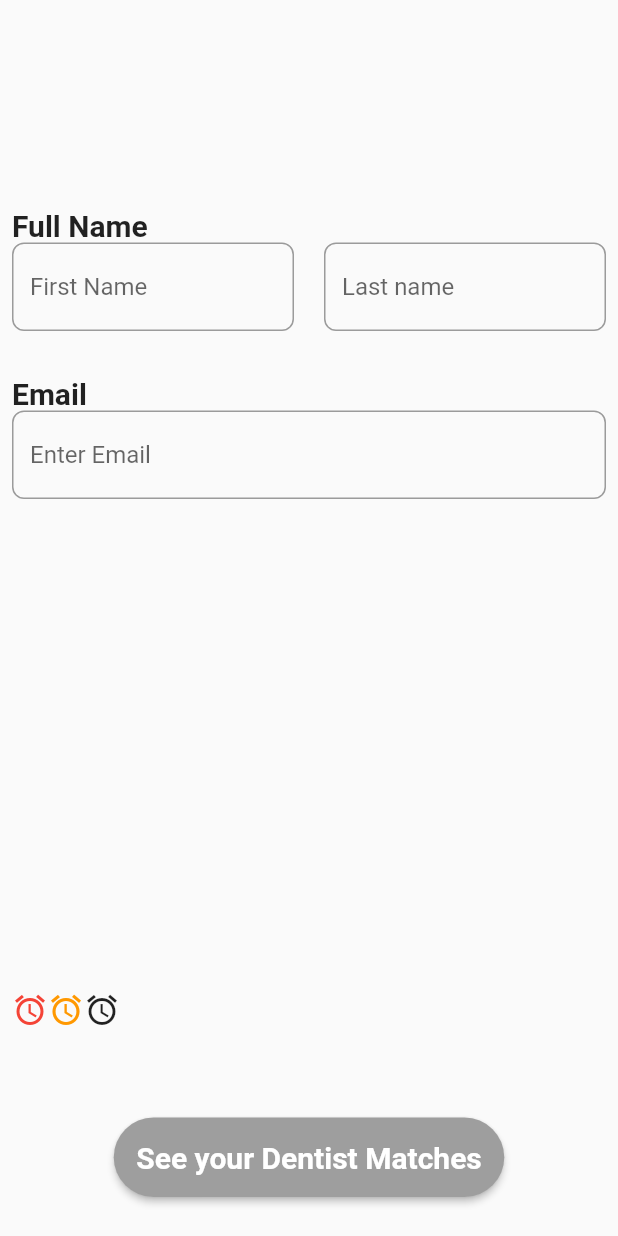
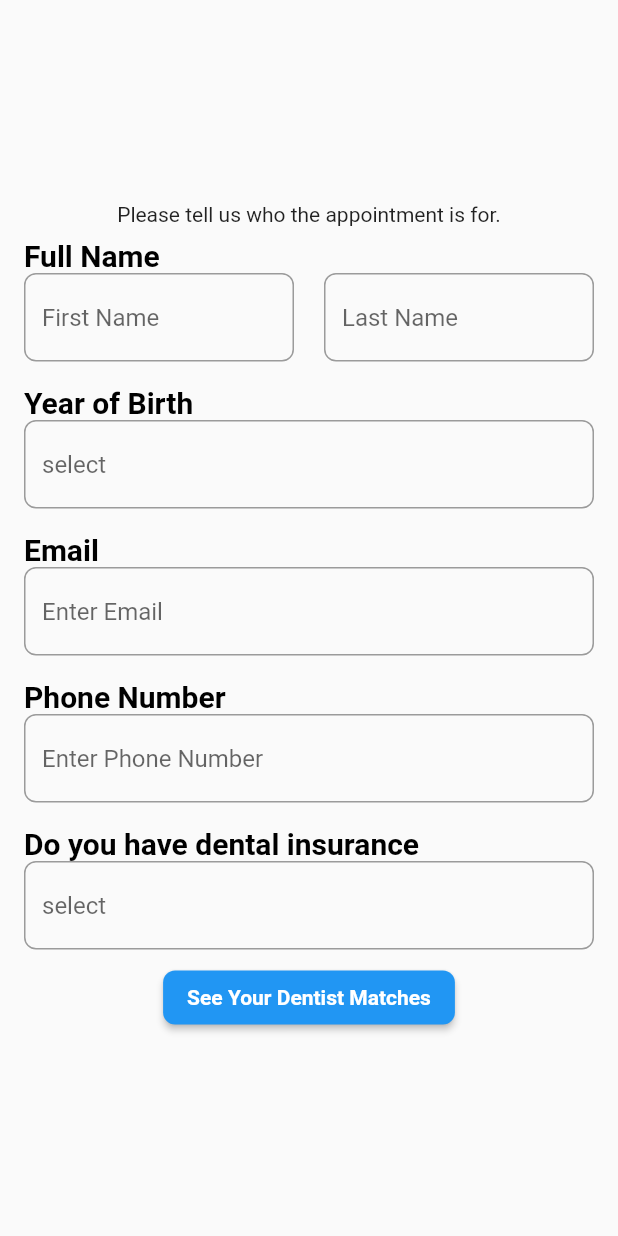
Before and after one commit to jtmuller5/flutter_practice, a Flutter app: the screen it shows after launch, on a phone screen of 412 x 824 dp. Run offline on Flutter 3.47's test engine with Material 2 defaults, Android fonts, the phone set to English and light mode, and no system bars; our stand-ins replace google_fonts, stacked.

Commit message:
fastbooking contd

```diff
--- a/lib/main.dart
+++ b/lib/main.dart
@@ -1,5 +1,6 @@
 import 'package:flutter/material.dart';
 import 'package:flutter_practice/flossy_screen/flossy_screen_view.dart';
+import 'package:flutter_practice/on_boarding_dk/on_boarding_page_dk.dart';
 import 'package:flutter_practice/question_screen/question_screen_view.dart';
 import 'package:flutter_practice/slider_screen/slider_screen_view.dart';
 import 'package:flutter_practice/to_do/to_do_page.dart';
@@ -30,7 +31,7 @@ class MyApp extends StatelessWidget {
         sliderTheme: SliderThemeData(overlayShape: SliderComponentShape.noOverlay)
         ),
 
-      home: OnBoardingPage(),
+      home: const OnBoardingPageDk(),
 
     );
   }
--- /dev/null
+++ b/lib/on_boarding_dk/on_boarding_page_dk.dart
@@ -0,0 +1,51 @@
+import 'package:flutter/material.dart';
+import 'package:flutter_practice/on_boarding_dk/on_boarding_viewmodel.dart';
+import 'package:flutter_practice/on_boarding_dk/widgets/my_text_field.dart';
+import 'package:stacked/stacked.dart';
+
+class OnBoardingPageDk extends StatelessWidget {
+  const OnBoardingPageDk({Key? key}) : super(key: key);
+
+  @override
+  Widget build(BuildContext context) {
+    return ViewModelBuilder<OnBoardingViewModel>.reactive(
+      viewModelBuilder: () => OnBoardingViewModel(),
+      builder: (context, viewModel, child) {
+        return Scaffold(
+          body: Padding(
+            padding: const EdgeInsets.all(16.0),
+            child: Column(
+              mainAxisAlignment: MainAxisAlignment.center,
+              children: [
+                const Text("Please tell us who the appointment is for."),
+                // MyTextField(title: "Full Name", hint: "First Name", onChanged: (String value) {},),
+                Row(
+                  children: [
+                    Expanded(child: MyTextField(title: "Full Name", hint: "First Name",error: viewModel.firstNameError,onChanged: (String value) {viewModel.inputAndValidFirstName(value);},)),
+                    const SizedBox(width: 20,),
+                    Expanded(child: MyTextField(hint: "Last Name", onChanged: (String value) {},)),
+                  ],
+                ),
+                MyTextField(title: "Year of Birth", hint: "select", onChanged: (String value) {},),
+                MyTextField(title: "Email", hint: "Enter Email", onChanged: (String value) {},),
+                MyTextField(title: "Phone Number", hint: "Enter Phone Number", onChanged: (String value) {},),
+                MyTextField(title: "Do you have dental insurance", hint: "select", onChanged: (String value) {},),
+                ElevatedButton(style: ElevatedButton.styleFrom(
+                  shape: RoundedRectangleBorder(borderRadius: BorderRadius.circular(8))
+                ),
+                    onPressed: viewModel.allValid ? (){} : null,
+                    child: const Text(
+                      "See Your Dentist Matches",
+                      style: TextStyle(
+                        color: Colors.white,
+                        fontWeight: FontWeight.bold,
+                      ),
+                    )),
+              ],
+            ),
+          ),
+        );
+      }
+    );
+  }
+}
--- /dev/null
+++ b/lib/on_boarding_dk/on_boarding_viewmodel.dart
@@ -0,0 +1,66 @@
+
+import 'package:stacked/stacked.dart';
+// fields:first name
+//last name
+//dob
+//email
+//phone
+//question
+//first name error
+//last name error
+//.. error
+//all valid boolean
+class OnBoardingViewModel extends BaseViewModel{
+  String? firstName;
+  String? firstNameError;
+  String? lastName;
+  String? lastNameError;
+  String? dob;
+  String? dobError;
+  String? email;
+  String? emailError;
+  String? phone;
+  String? phoneError;
+  String? question;
+  String? questionError;
+
+
+  bool get allValid => firstNameError == null;
+
+  void inputAndValidFirstName(String? firstName){
+   this.firstName = firstName;
+    // check for empty
+   // String x = ""; // empty string
+   // String? x; // null string
+    if(firstName == null || firstName.isEmpty == true){
+      firstNameError = "Required";
+    } else if(firstName.length < 2){
+      firstNameError = "Minimum 2 characters";
+    } else {
+      //remove error ==> first name is valid
+      firstNameError = null;
+    }
+    notifyListeners();
+  }
+
+  void inputAndValidLastName(String? lastName){
+    this.lastName = lastName;
+  }
+
+  void inputAndValidDob(String dob){
+    this.dob = dob;
+  }
+
+  void inputAndValidEmail(String email){
+    this.email = email;
+  }
+
+  void inputAndValidPhone(String phone){
+    this.phone = phone;
+  }
+
+  void inputAndValidQuestion(String question){
+    this.question = question;
+  }
+
+}
--- /dev/null
+++ b/lib/on_boarding_dk/widgets/my_text_field.dart
@@ -0,0 +1,31 @@
+import 'package:flutter/material.dart';
+
+class MyTextField extends StatelessWidget {
+  final String? title;
+  final String hint;
+  final ValueChanged<String> onChanged;
+  final String? error;
+
+  const MyTextField({Key? key, this.title, required this.hint, required this.onChanged, this.error}) : super(key: key);
+
+  @override
+  Widget build(BuildContext context) {
+    return Padding(
+      padding: const EdgeInsets.symmetric(vertical: 8),
+      child: Column(
+        crossAxisAlignment: CrossAxisAlignment.start,
+        children: [
+          Text(title ?? "", style: const TextStyle(color: Colors.black, fontWeight: FontWeight.bold, fontSize: 20)),
+          TextFormField(
+            decoration: InputDecoration(
+                errorStyle: const TextStyle(color: Colors.red),
+                errorText: error,
+                border: OutlineInputBorder(borderRadius: BorderRadius.circular(8)),
+                hintText: hint),
+            onChanged: onChanged,
+          ),
+        ],
+      ),
+    );
+  }
+}
```
Also changed, not shown: 2 other files.
